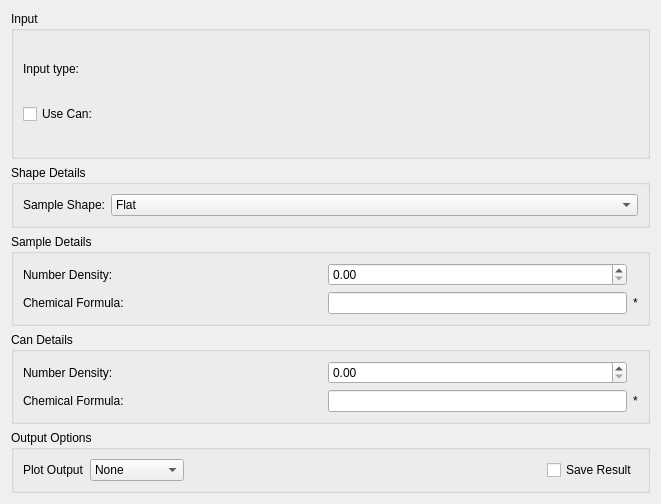
mantidproject/mantid, file Code/Mantid/MantidQt/CustomInterfaces/inc/MantidQtCustomInterfaces/Indirect/CalcCorr.ui: the form before one commit.
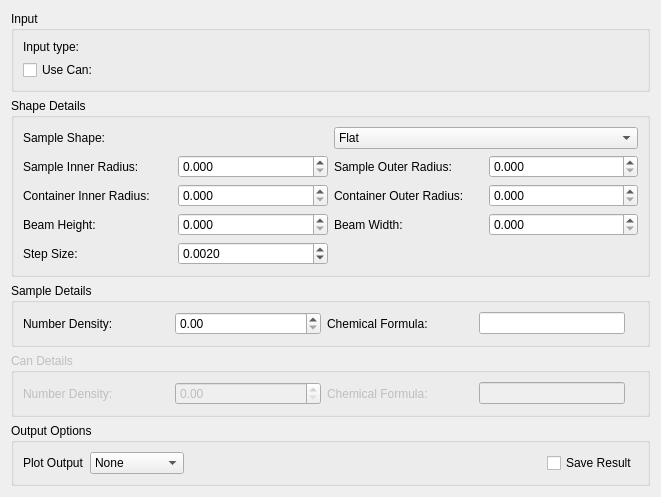
The form after the commit. The open tabs and pages were chosen to show the change. Custom widgets are drawn as their Qt base class.

Commit message:
Tidy UI, start adding execution code
Refs #11326

Diff of the .ui file:
```diff
--- a/Code/Mantid/MantidQt/CustomInterfaces/inc/MantidQtCustomInterfaces/Indirect/CalcCorr.ui
+++ b/Code/Mantid/MantidQt/CustomInterfaces/inc/MantidQtCustomInterfaces/Indirect/CalcCorr.ui
@@ -7,7 +7,7 @@
     <x>0</x>
     <y>0</y>
     <width>661</width>
-    <height>504</height>
+    <height>462</height>
    </rect>
   </property>
   <property name="windowTitle">
@@ -109,28 +109,16 @@
      </property>
      <layout class="QVBoxLayout" name="verticalLayout_9">
       <item>
-       <layout class="QGridLayout" name="gridLayout_2">
-        <item row="0" column="0">
+       <layout class="QHBoxLayout" name="loSampleShape">
+        <item>
          <widget class="QLabel" name="lbSampleShape">
-          <property name="sizePolicy">
-           <sizepolicy hsizetype="Fixed" vsizetype="Preferred">
-            <horstretch>0</horstretch>
-            <verstretch>0</verstretch>
-           </sizepolicy>
-          </property>
           <property name="text">
            <string>Sample Shape:</string>
           </property>
          </widget>
         </item>
-        <item row="0" column="1">
+        <item>
          <widget class="QComboBox" name="cbSampleShape">
-          <property name="sizePolicy">
-           <sizepolicy hsizetype="MinimumExpanding" vsizetype="Fixed">
-            <horstretch>0</horstretch>
-            <verstretch>0</verstretch>
-           </sizepolicy>
-          </property>
           <item>
            <property name="text">
             <string>Flat</string>
@@ -145,6 +133,235 @@
         </item>
        </layout>
       </item>
+      <item>
+       <widget class="QStackedWidget" name="swShapeOptions">
+        <property name="currentIndex">
+         <number>0</number>
+        </property>
+        <widget class="QWidget" name="pgFlatPlate">
+         <layout class="QGridLayout" name="gridLayout_2">
+          <property name="margin">
+           <number>0</number>
+          </property>
+          <item row="0" column="2">
+           <widget class="QLabel" name="lbFlatSampleAngle">
+            <property name="text">
+             <string>Sample Angle:</string>
+            </property>
+           </widget>
+          </item>
+          <item row="3" column="0">
+           <widget class="QLabel" name="lbFlatCanFrontThickness">
+            <property name="text">
+             <string>Container Front Thickness:</string>
+            </property>
+           </widget>
+          </item>
+          <item row="3" column="2">
+           <widget class="QLabel" name="lbFlatCanBackThickness">
+            <property name="text">
+             <string>Container Back Thickness:</string>
+            </property>
+           </widget>
+          </item>
+          <item row="3" column="3">
+           <widget class="QDoubleSpinBox" name="spFlatCanBackThickness">
+            <property name="suffix">
+             <string> cm</string>
+            </property>
+            <property name="decimals">
+             <number>3</number>
+            </property>
+            <property name="singleStep">
+             <double>0.100000000000000</double>
+            </property>
+           </widget>
+          </item>
+          <item row="0" column="0">
+           <widget class="QLabel" name="lbFlatSampleThickness">
+            <property name="text">
+             <string>Sample Thickness:</string>
+            </property>
+           </widget>
+          </item>
+          <item row="3" column="1">
+           <widget class="QDoubleSpinBox" name="spFlatCanFrontThickness">
+            <property name="suffix">
+             <string> cm</string>
+            </property>
+            <property name="decimals">
+             <number>3</number>
+            </property>
+            <property name="singleStep">
+             <double>0.100000000000000</double>
+            </property>
+           </widget>
+          </item>
+          <item row="0" column="3">
+           <widget class="QDoubleSpinBox" name="spFlatSampleAngle">
+            <property name="decimals">
+             <number>3</number>
+            </property>
+           </widget>
+          </item>
+          <item row="0" column="1">
+           <widget class="QDoubleSpinBox" name="spFlatSampleThickness">
+            <property name="suffix">
+             <string> cm</string>
+            </property>
+            <property name="decimals">
+             <number>3</number>
+            </property>
+            <property name="singleStep">
+             <double>0.100000000000000</double>
+            </property>
+           </widget>
+          </item>
+         </layout>
+        </widget>
+        <widget class="QWidget" name="pgCylinder">
+         <layout class="QGridLayout" name="gridLayout_4">
+          <property name="margin">
+           <number>0</number>
+          </property>
+          <item row="1" column="2">
+           <widget class="QLabel" name="lbCylCanOuterRadius">
+            <property name="text">
+             <string>Container Outer Radius:</string>
+            </property>
+           </widget>
+          </item>
+          <item row="5" column="3">
+           <widget class="QDoubleSpinBox" name="spCylBeamWidth">
+            <property name="decimals">
+             <number>3</number>
+            </property>
+            <property name="singleStep">
+             <double>0.100000000000000</double>
+            </property>
+           </widget>
+          </item>
+          <item row="5" column="2">
+           <widget class="QLabel" name="lbCylBeamWidth">
+            <property name="text">
+             <string>Beam Width:</string>
+            </property>
+           </widget>
+          </item>
+          <item row="1" column="0">
+           <widget class="QLabel" name="lbCylCanInnerRadius">
+            <property name="text">
+             <string>Container Inner Radius:</string>
+            </property>
+           </widget>
+          </item>
+          <item row="5" column="0">
+           <widget class="QLabel" name="lbCylBeamHeight">
+            <property name="text">
+             <string>Beam Height:</string>
+            </property>
+           </widget>
+          </item>
+          <item row="1" column="1">
+           <widget class="QDoubleSpinBox" name="spCylCanInnerRadius">
+            <property name="decimals">
+             <number>3</number>
+            </property>
+            <property name="maximum">
+             <double>9999.989999999999782</double>
+            </property>
+            <property name="singleStep">
+             <double>0.100000000000000</double>
+            </property>
+           </widget>
+          </item>
+          <item row="5" column="1">
+           <widget class="QDoubleSpinBox" name="spCylBeamHeight">
+            <property name="decimals">
+             <number>3</number>
+            </property>
+            <property name="singleStep">
+             <double>0.100000000000000</double>
+            </property>
+           </widget>
+          </item>
+          <item row="1" column="3">
+           <widget class="QDoubleSpinBox" name="spCylCanOuterRadius">
+            <property name="decimals">
+             <number>3</number>
+            </property>
+            <property name="maximum">
+             <double>9999.989999999999782</double>
+            </property>
+            <property name="singleStep">
+             <double>0.100000000000000</double>
+            </property>
+           </widget>
+          </item>
+          <item row="7" column="0">
+           <widget class="QLabel" name="lbCylStepSize">
+            <property name="text">
+             <string>Step Size:</string>
+            </property>
+           </widget>
+          </item>
+          <item row="7" column="1">
+           <widget class="QDoubleSpinBox" name="spCylStepSize">
+            <property name="decimals">
+             <number>4</number>
+            </property>
+            <property name="singleStep">
+             <double>0.001000000000000</double>
+            </property>
+            <property name="value">
+             <double>0.002000000000000</double>
+            </property>
+           </widget>
+          </item>
+          <item row="0" column="0">
+           <widget class="QLabel" name="lbCylSampleInnerRadius">
+            <property name="text">
+             <string>Sample Inner Radius:</string>
+            </property>
+           </widget>
+          </item>
+          <item row="0" column="1">
+           <widget class="QDoubleSpinBox" name="spCylSampleInnerRadius">
+            <property name="decimals">
+             <number>3</number>
+            </property>
+            <property name="maximum">
+             <double>9999.989999999999782</double>
+            </property>
+            <property name="singleStep">
+             <double>0.100000000000000</double>
+            </property>
+           </widget>
+          </item>
+          <item row="0" column="3">
+           <widget class="QDoubleSpinBox" name="spCylSampleOuterRadius">
+            <property name="decimals">
+             <number>3</number>
+            </property>
+            <property name="maximum">
+             <double>9999.989999999999782</double>
+            </property>
+            <property name="singleStep">
+             <double>0.100000000000000</double>
+            </property>
+           </widget>
+          </item>
+          <item row="0" column="2">
+           <widget class="QLabel" name="lbCylSampleOuterRadius">
+            <property name="text">
+             <string>Sample Outer Radius:</string>
+            </property>
+           </widget>
+          </item>
+         </layout>
+        </widget>
+       </widget>
+      </item>
      </layout>
     </widget>
    </item>
@@ -177,27 +394,27 @@
         </property>
        </widget>
       </item>
-      <item row="1" column="1">
-       <widget class="QLineEdit" name="leSampleChemicalFormula">
-        <property name="sizePolicy">
-         <sizepolicy hsizetype="Preferred" vsizetype="Fixed">
-          <horstretch>0</horstretch>
-          <verstretch>0</verstretch>
-         </sizepolicy>
-        </property>
-        <property name="text">
-         <string/>
-        </property>
-       </widget>
-      </item>
-      <item row="1" column="0">
+      <item row="0" column="2">
        <widget class="QLabel" name="lbSampleChemicalFormula">
         <property name="text">
          <string>Chemical Formula:</string>
         </property>
        </widget>
       </item>
-      <item row="1" column="2">
+      <item row="0" column="3">
+       <widget class="QLineEdit" name="leSampleChemicalFormula">
+        <property name="sizePolicy">
+         <sizepolicy hsizetype="Preferred" vsizetype="Fixed">
+          <horstretch>0</horstretch>
+          <verstretch>0</verstretch>
+         </sizepolicy>
+        </property>
+        <property name="text">
+         <string/>
+        </property>
+       </widget>
+      </item>
+      <item row="0" column="4">
        <widget class="QLabel" name="valSampleChemicalFormula">
         <property name="sizePolicy">
          <sizepolicy hsizetype="Fixed" vsizetype="Preferred">
@@ -206,7 +423,7 @@
          </sizepolicy>
         </property>
         <property name="text">
-         <string>*</string>
+         <string/>
         </property>
        </widget>
       </item>
@@ -216,7 +433,7 @@
    <item>
     <widget class="QGroupBox" name="gbCan">
      <property name="enabled">
-      <bool>true</bool>
+      <bool>false</bool>
      </property>
      <property name="sizePolicy">
       <sizepolicy hsizetype="Preferred" vsizetype="Fixed">
@@ -235,24 +452,7 @@
         </property>
        </widget>
       </item>
-      <item row="0" column="1">
-       <widget class="QDoubleSpinBox" name="doubleSpinBox_2">
-        <property name="maximum">
-         <double>9999.989999999999782</double>
-        </property>
-        <property name="singleStep">
-         <double>0.100000000000000</double>
-        </property>
-       </widget>
-      </item>
-      <item row="1" column="0">
-       <widget class="QLabel" name="lbCanChemicalFormula">
-        <property name="text">
-         <string>Chemical Formula:</string>
-        </property>
-       </widget>
-      </item>
-      <item row="1" column="1">
+      <item row="0" column="3">
        <widget class="QLineEdit" name="leCanChemicalFormula">
         <property name="sizePolicy">
          <sizepolicy hsizetype="Preferred" vsizetype="Fixed">
@@ -262,7 +462,24 @@
         </property>
        </widget>
       </item>
-      <item row="1" column="2">
+      <item row="0" column="1">
+       <widget class="QDoubleSpinBox" name="spCanNumberDensity">
+        <property name="maximum">
+         <double>9999.989999999999782</double>
+        </property>
+        <property name="singleStep">
+         <double>0.100000000000000</double>
+        </property>
+       </widget>
+      </item>
+      <item row="0" column="2">
+       <widget class="QLabel" name="lbCanChemicalFormula">
+        <property name="text">
+         <string>Chemical Formula:</string>
+        </property>
+       </widget>
+      </item>
+      <item row="0" column="4">
        <widget class="QLabel" name="valCanChemicalFormula">
         <property name="sizePolicy">
          <sizepolicy hsizetype="Fixed" vsizetype="Preferred">
@@ -271,7 +488,7 @@
          </sizepolicy>
         </property>
         <property name="text">
-         <string>*</string>
+         <string/>
         </property>
        </widget>
       </item>
@@ -289,67 +506,63 @@
      <property name="title">
       <string>Output Options</string>
      </property>
-     <layout class="QVBoxLayout" name="verticalLayout_11">
+     <layout class="QHBoxLayout" name="horizontalLayout">
       <item>
-       <layout class="QHBoxLayout" name="horizontalLayout_6">
+       <widget class="QLabel" name="lbPlotOutput">
+        <property name="sizePolicy">
+         <sizepolicy hsizetype="Preferred" vsizetype="Fixed">
+          <horstretch>0</horstretch>
+          <verstretch>0</verstretch>
+         </sizepolicy>
+        </property>
+        <property name="text">
+         <string>Plot Output</string>
+        </property>
+       </widget>
+      </item>
+      <item>
+       <widget class="QComboBox" name="cbPlotOutput">
         <item>
-         <widget class="QLabel" name="lbPlotOutput">
-          <property name="sizePolicy">
-           <sizepolicy hsizetype="Preferred" vsizetype="Fixed">
-            <horstretch>0</horstretch>
-            <verstretch>0</verstretch>
-           </sizepolicy>
-          </property>
-          <property name="text">
-           <string>Plot Output</string>
-          </property>
-         </widget>
+         <property name="text">
+          <string>None</string>
+         </property>
         </item>
         <item>
-         <widget class="QComboBox" name="cbPlotOutput">
-          <item>
-           <property name="text">
-            <string>None</string>
-           </property>
-          </item>
-          <item>
-           <property name="text">
-            <string>Wavelength</string>
-           </property>
-          </item>
-          <item>
-           <property name="text">
-            <string>Angle</string>
-           </property>
-          </item>
-          <item>
-           <property name="text">
-            <string>Both</string>
-           </property>
-          </item>
-         </widget>
+         <property name="text">
+          <string>Wavelength</string>
+         </property>
         </item>
         <item>
-         <spacer name="horizontalSpacer_12">
-          <property name="orientation">
-           <enum>Qt::Horizontal</enum>
-          </property>
-          <property name="sizeHint" stdset="0">
-           <size>
-            <width>40</width>
-            <height>0</height>
-           </size>
-          </property>
-         </spacer>
+         <property name="text">
+          <string>Angle</string>
+         </property>
         </item>
         <item>
-         <widget class="QCheckBox" name="ckSave">
-          <property name="text">
-           <string>Save Result</string>
-          </property>
-         </widget>
+         <property name="text">
+          <string>Both</string>
+         </property>
         </item>
-       </layout>
+       </widget>
+      </item>
+      <item>
+       <spacer name="horizontalSpacer">
+        <property name="orientation">
+         <enum>Qt::Horizontal</enum>
+        </property>
+        <property name="sizeHint" stdset="0">
+         <size>
+          <width>40</width>
+          <height>20</height>
+         </size>
+        </property>
+       </spacer>
+      </item>
+      <item>
+       <widget class="QCheckBox" name="ckSave">
+        <property name="text">
+         <string>Save Result</string>
+        </property>
+       </widget>
       </item>
      </layout>
     </widget>
```
Left out of the diff: 41 changed lines with no effect on the pictures. The commit also changes 2 other files.
